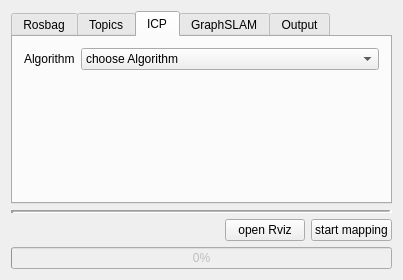
This is src/grabe_mapping/src/rqt_plugin/gui_plugin.ui in JannikGrabe/grabe_mapping as Qt 5 draws it before an edit. The edited form follows.
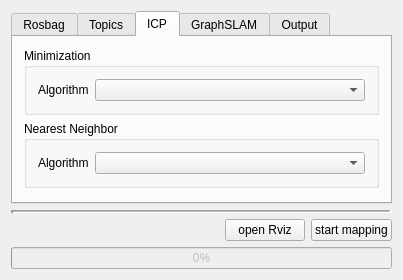
This is the edited form. The open tabs and pages were chosen to show the change.

Commit message: change gui for ICP and add list of algorithms to ICP combo box

The edit to the form file:
```diff
--- a/src/grabe_mapping/src/rqt_plugin/gui_plugin.ui
+++ b/src/grabe_mapping/src/rqt_plugin/gui_plugin.ui
@@ -230,37 +230,50 @@
          <attribute name="title">
           <string>ICP</string>
          </attribute>
+         <layout class="QVBoxLayout" name="verticalLayout_3">
+          <item>
+           <widget class="QGroupBox" name="gb_minimization">
+            <property name="title">
+             <string>Minimization</string>
+            </property>
          <layout class="QFormLayout" name="formLayout_2">
+             <item row="0" column="0">
+              <widget class="QLabel" name="l_minimization">
+               <property name="text">
+                <string>Algorithm</string>
+               </property>
+              </widget>
+             </item>
           <item row="0" column="1">
            <widget class="QComboBox" name="cobo_icp">
             <property name="currentText">
-             <string>choose Algorithm</string>
-            </property>
-            <item>
-             <property name="text">
-              <string>choose Algorithm</string>
-             </property>
-            </item>
-            <item>
-             <property name="text">
-              <string>algorithm 1</string>
-             </property>
+                <string/>
+               </property>
+              </widget>
+             </item>
+            </layout>
+           </widget>
             </item>
             <item>
-             <property name="text">
-              <string>algorithm 2</string>
-             </property>
-            </item>
-           </widget>
-          </item>
+           <widget class="QGroupBox" name="gb_nn">
+            <property name="title">
+             <string>Nearest Neighbor</string>
+            </property>
+            <layout class="QFormLayout" name="formLayout_3">
           <item row="0" column="0">
-           <widget class="QLabel" name="l_icp">
+              <widget class="QLabel" name="l_nn">
             <property name="text">
              <string>Algorithm</string>
             </property>
            </widget>
           </item>
-          <item row="3" column="1">
+             <item row="0" column="1">
+              <widget class="QComboBox" name="cb_nn"/>
+             </item>
+            </layout>
+           </widget>
+          </item>
+          <item>
            <spacer name="vs3">
             <property name="orientation">
              <enum>Qt::Vertical</enum>
```
Left out of the diff: 2 changed lines with no effect on the pictures. Lines whose indentation alone changed are shown as unchanged. The commit also changes 2 other files.
